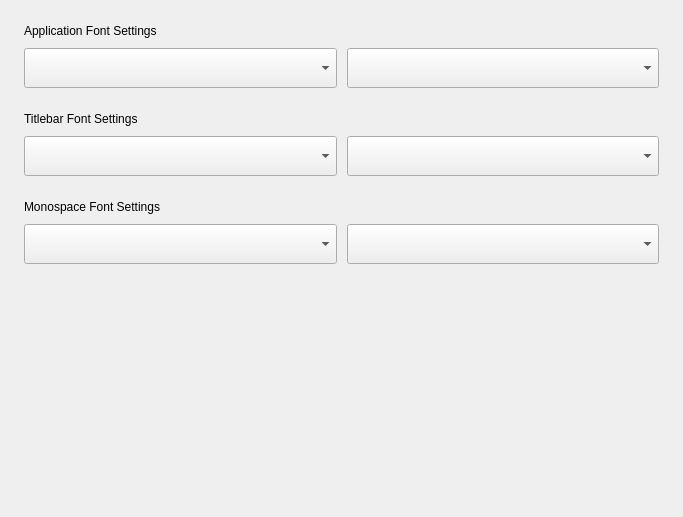
Qt form src/pages/font/fonts.ui (openeuler-mirror/kiran-control-panel) before a commit.
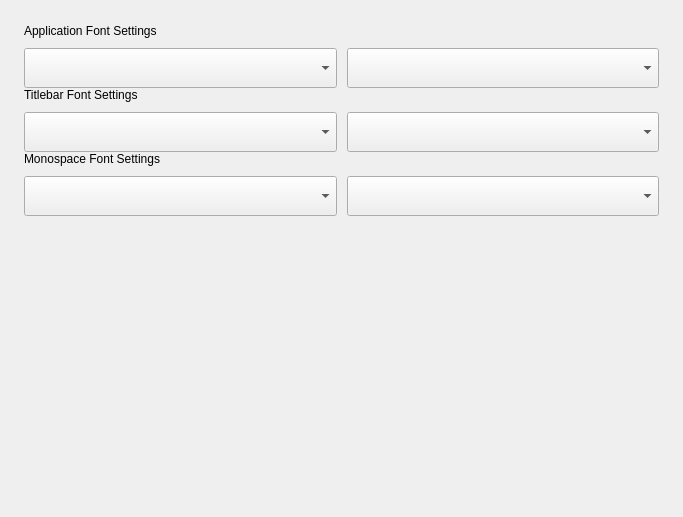
The same form after that commit.

The edit to the form file:
```diff
--- a/src/pages/font/fonts.ui
+++ b/src/pages/font/fonts.ui
@@ -15,40 +15,43 @@
   </property>
   <layout class="QVBoxLayout" name="verticalLayout_4">
    <property name="spacing">
-    <number>0</number>
+    <number>24</number>
    </property>
    <property name="leftMargin">
-    <number>0</number>
+    <number>24</number>
    </property>
    <property name="topMargin">
-    <number>0</number>
+    <number>24</number>
    </property>
    <property name="rightMargin">
-    <number>0</number>
+    <number>24</number>
    </property>
    <property name="bottomMargin">
-    <number>0</number>
+    <number>40</number>
    </property>
    <item>
     <widget class="QWidget" name="widget_fonts" native="true">
      <layout class="QVBoxLayout" name="verticalLayout_6">
       <property name="spacing">
-       <number>24</number>
+       <number>0</number>
       </property>
       <property name="leftMargin">
-       <number>24</number>
+       <number>0</number>
       </property>
       <property name="topMargin">
-       <number>24</number>
+       <number>0</number>
       </property>
       <property name="rightMargin">
-       <number>24</number>
+       <number>0</number>
       </property>
       <property name="bottomMargin">
-       <number>40</number>
+       <number>0</number>
       </property>
       <item>
        <layout class="QVBoxLayout" name="verticalLayout_5">
+        <property name="spacing">
+         <number>0</number>
+        </property>
         <item>
          <widget class="QWidget" name="widget_2" native="true">
           <layout class="QVBoxLayout" name="verticalLayout">
```
